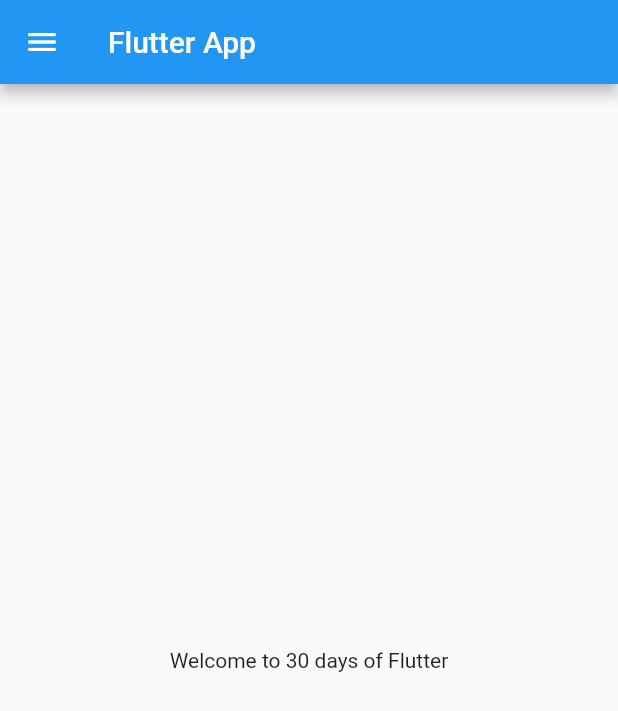
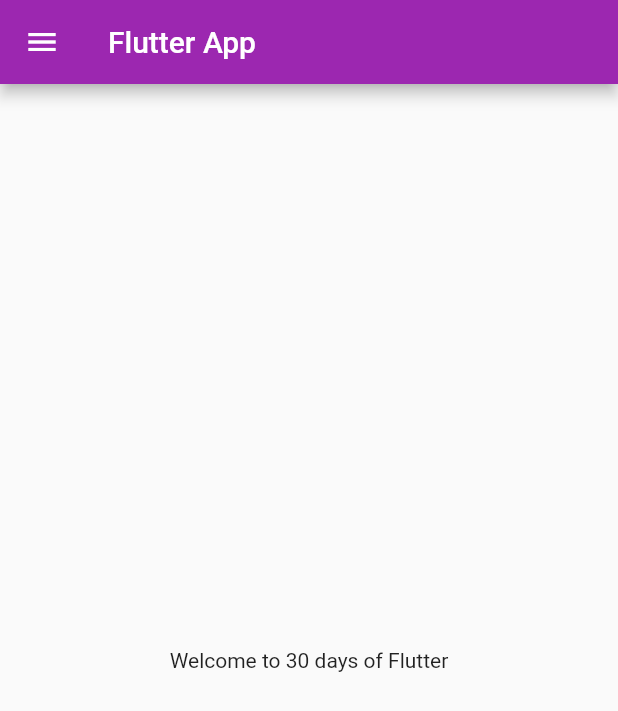
Before and after one commit to Senthamil29/Flutter, a Flutter app: the screen it shows after launch, on a phone screen of 412 x 824 dp. Shown: the top 711 px of the screen. Run offline on Flutter 3.47's test engine with Material 2 defaults, Android fonts, the phone set to English and light mode, and no system bars.

Commit message:
Day 3 completed

```diff
--- a/lib/main.dart
+++ b/lib/main.dart
@@ -1,5 +1,6 @@
 import 'package:flutter/material.dart';
 import 'package:learn_flutter_30days/pages/homePage.dart';
+import 'package:learn_flutter_30days/pages/loginPage.dart';
 
 void main() {
   runApp(MyApp());
@@ -10,6 +11,18 @@
 
   @override
   Widget build(BuildContext context) {
-    return MaterialApp(home: HomePage());
+    return MaterialApp(
+      themeMode: ThemeMode.light,
+      theme: ThemeData(primarySwatch: Colors.purple),
+      darkTheme: ThemeData(
+        brightness: Brightness.dark,
+      ),
+      initialRoute: "/home",
+      routes: {
+        "/": (context) => LoginPage(),
+        "/home": (context) => HomePage(),
+        "/login": (context) => LoginPage(),
+      },
+    );
   }
 }
```
Also changed, not shown: lib/pages/loginPage.dart (added, +12 -0 lines).
